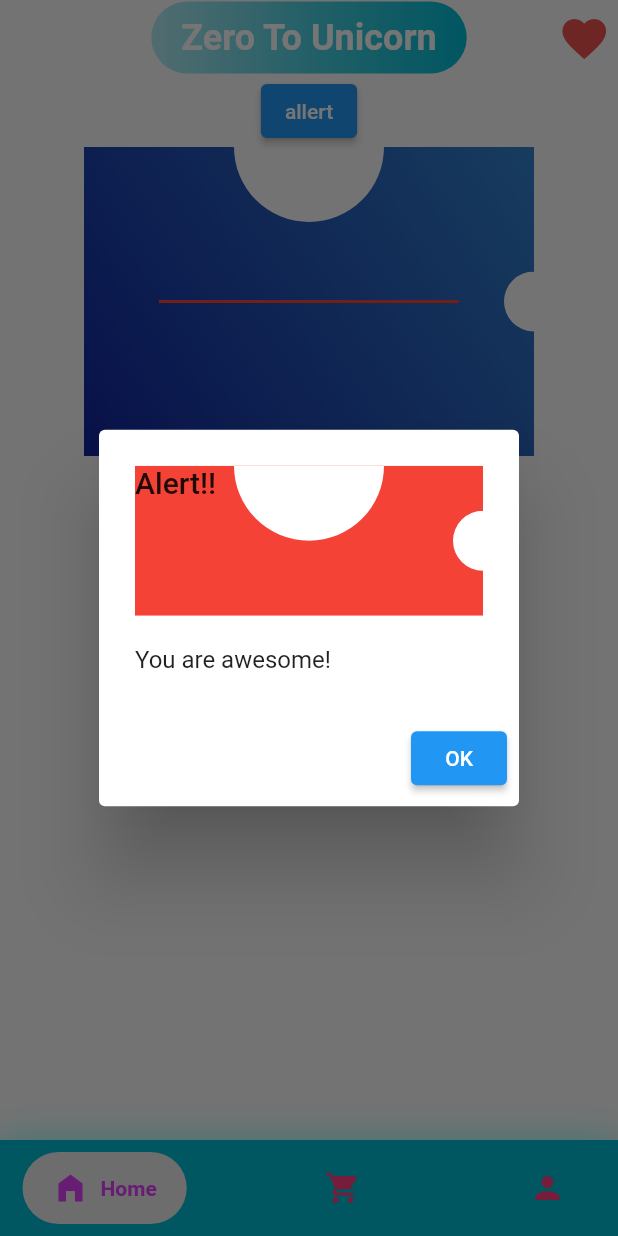
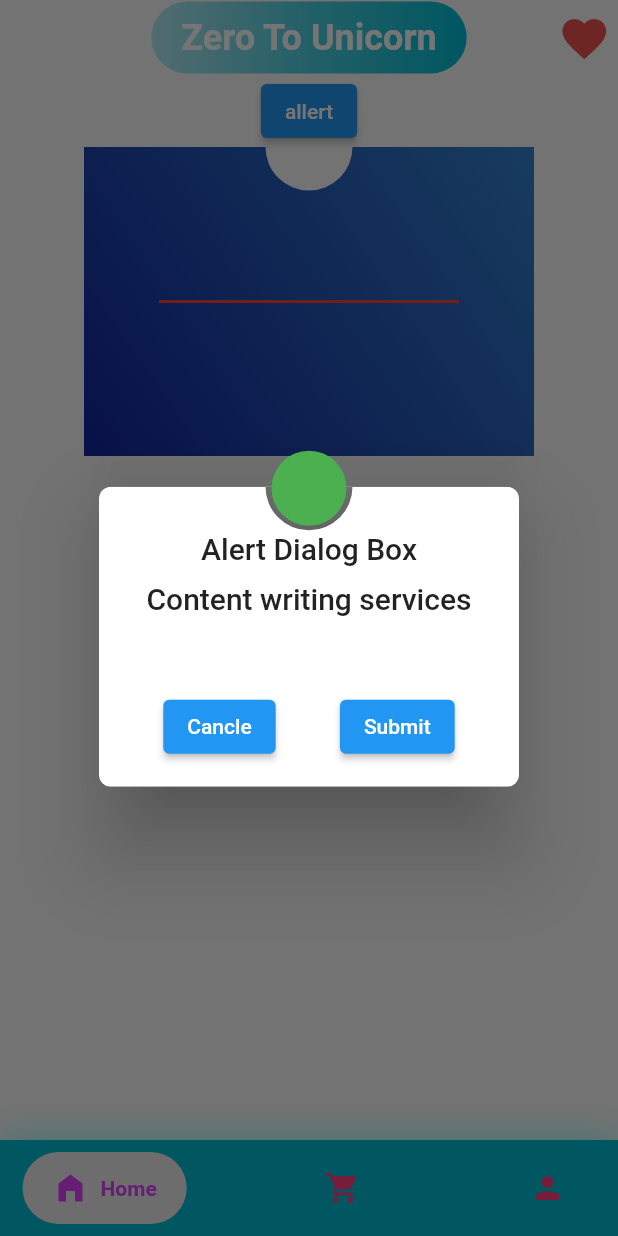
Before and after one commit to rohan165-boop/e-commerse, a Flutter app: the screen it shows after launch, after a tap on "allert", on a phone screen of 412 x 824 dp. Run offline on Flutter 3.47's test engine with Material 2 defaults, Android fonts, the phone set to English and light mode, and no system bars; drawn by our look-alikes of google_nav_bar; our stand-ins replace audioplayers, equatable; project files that could hold a hidden picture were left out.

Commit message:
alert dialog box

```diff
--- a/lib/features/home_page/view/home_screen.dart
+++ b/lib/features/home_page/view/home_screen.dart
@@ -5,8 +5,6 @@ import 'package:ecommerse/widgets/custom_app_bar_widgets.dart';
 
 class HomeScreen extends StatelessWidget {
   const HomeScreen({super.key});
-
-
 
   @override
   Widget build(BuildContext context) {
@@ -16,9 +14,11 @@ class HomeScreen extends StatelessWidget {
       ),
       body: Column(
         children: [
-          ElevatedButton(onPressed: () {
+          ElevatedButton(
+              onPressed: () {
                 _showDialog(context);
-          }, child: const Text("allert")),
+              },
+              child: const Text("allert")),
           Center(
             child: ClipPath(
               clipper: MyClipper(),
@@ -76,31 +76,86 @@ class HomeScreen extends StatelessWidget {
     context: context,
     builder: (BuildContext context) {
       return AlertDialog(
-        title: ClipPath(
+        backgroundColor: Colors.transparent,
+        titlePadding: const EdgeInsets.all(0.0),
+        title: Stack(
+          children: [
+            Padding(
+              padding: const EdgeInsets.only(top: 25),
+              child: ClipPath(
                 clipper: MyClipper(),
                 child: Container(
-            height: 100,
-            width: 200,
-            color: Colors.red,
-            child: const Text("Alert!!")),
+                    height: 200,
+                    width: double.infinity,
+                    decoration: BoxDecoration(
+                      borderRadius: BorderRadius.circular(8.0),
+                      color: Colors.white,
                     ),
-        content: const Text("You are awesome!"),
-        actions: <Widget>[
+                    child: Column(
+                      children: [
+                        const SizedBox(
+                          height: 30,
+                        ),
+                        const Text("Alert Dialog Box"),
+                        const SizedBox(
+                          height: 10,
+                        ),
+                        const Text("Content writing services"),
+                        const SizedBox(
+                          height: 50,
+                        ),
+                        Row(
+                          mainAxisAlignment: MainAxisAlignment.spaceEvenly,
+                          children: [
                             ElevatedButton(
-            child: const Text("OK"),
+                              child: const Text("Cancle"),
+                              onPressed: () {
+                                Navigator.of(context).pop();
+                              },
+                            ),
+                            ElevatedButton(
+                              child: const Text("Submit"),
                               onPressed: () {
                                 Navigator.of(context).pop();
                               },
                             ),
                           ],
+                        )
+                      ],
+                    )),
+              ),
+            ),
+            Positioned(
+              left: 115,
+              bottom: 174,
+              child: Container(
+                height: 50,
+                width: 50,
+                decoration: const BoxDecoration(
+                    shape: BoxShape.circle, color: Colors.green),
+              ),
+            ),
+          ],
+        ),
+        // content:  Container(
+        //   padding: const EdgeInsets.all(20),
+        //   height: 100,
+        //   width: double.infinity,
+        //   child: const Text("You are awesome!")),
+        // actions: <Widget>[
+        //   ElevatedButton(
+        //     child: const Text("OK"),
+        //     onPressed: () {
+        //       Navigator.of(context).pop();
+        //     },
+        //   ),
+        // ],
       );
     },
   );
 }
 
 class MyClipper extends CustomClipper<Path> {
-
-
   // final double right;
   // final double holeRadius;
   // MyClipper({
@@ -109,17 +164,16 @@ class MyClipper extends CustomClipper<Path> {
   // });
   @override
   Path getClip(Size size) {
-
     Path path = Path();
 
-    path.lineTo(0.0, size.height );
-    path.lineTo(size.width , size.height  );
-    path.lineTo(size.width , 0.0);
+    path.lineTo(0.0, size.height);
+    path.lineTo(size.width, size.height);
+    path.lineTo(size.width, 0.0);
 
+    path.addOval(
+        Rect.fromCircle(center: Offset(size.width / 2, 0), radius: 29.0));
     path.addOval(Rect.fromCircle(
-        center: Offset(size.width/2, 0), radius: 50.0));
-    path.addOval(Rect.fromCircle(
-        center: Offset(size.width, size.height / 2), radius: 20.0));
+        center: Offset(size.width, size.height / 2), radius: 0.0));
 
     return path;
 
@@ -151,7 +205,6 @@ class MyClipper extends CustomClipper<Path> {
     // path.close();
     // return path;
 
-
     // Path path = Path();
     // path.lineTo(0, size.height);
     // var curXPos = 0.0;
```
Lines whose indentation alone changed are shown as unchanged.
